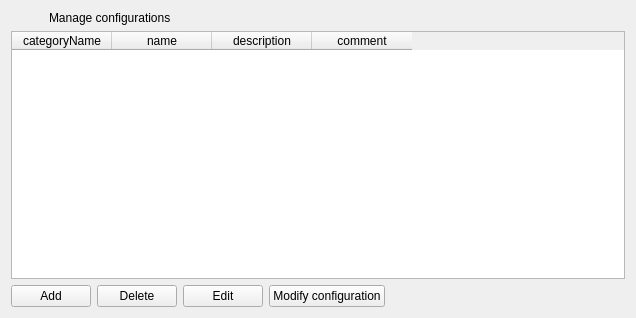
Above: client/forms/configurations.ui from Wolframe/configurator before the change. Below: the same form after it.
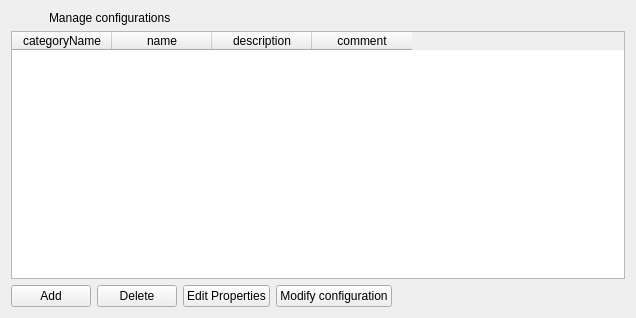
That is the form after the change.

The edit to the form file:
```diff
--- a/client/forms/configurations.ui
+++ b/client/forms/configurations.ui
@@ -60,7 +60,7 @@
      <item>
       <widget class="QPushButton" name="edit">
        <property name="text">
-        <string>Edit</string>
+        <string>Edit Properties</string>
        </property>
        <property name="form" stdset="0">
         <string notr="true">configuration_edit</string>
```
